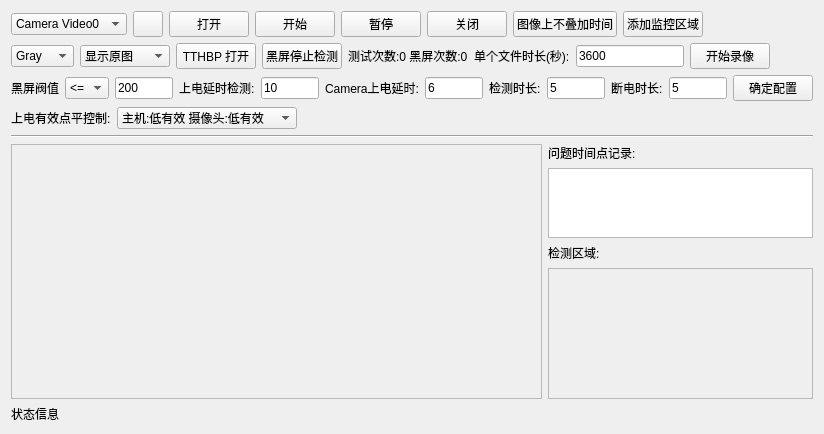
Before: the Qt Designer form Tools/1.3_TestTool/colorcheckform.ui in ZhengPengqiao/QtStudy, drawn with Qt 5.
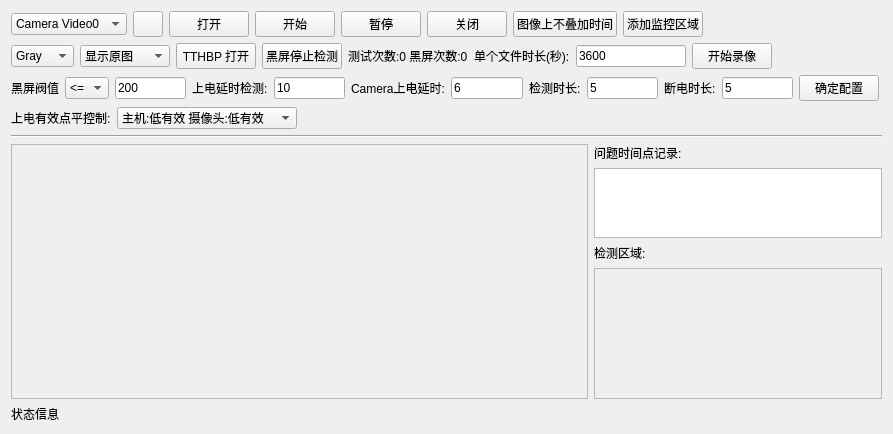
After: the same form once the commit is applied. Icons and pictures are not drawn.

What changed in the file:
```diff
--- a/Tools/1.3_TestTool/colorcheckform.ui
+++ b/Tools/1.3_TestTool/colorcheckform.ui
@@ -6,7 +6,7 @@
    <rect>
     <x>0</x>
     <y>0</y>
-    <width>824</width>
+    <width>893</width>
     <height>434</height>
    </rect>
   </property>
@@ -424,8 +424,8 @@
            <rect>
             <x>0</x>
             <y>0</y>
-            <width>529</width>
-            <height>244</height>
+            <width>575</width>
+            <height>222</height>
            </rect>
           </property>
           <layout class="QGridLayout" name="gridLayout_3" columnstretch="0,0">
@@ -484,8 +484,8 @@
              <rect>
               <x>0</x>
               <y>0</y>
-              <width>261</width>
-              <height>118</height>
+              <width>284</width>
+              <height>86</height>
              </rect>
             </property>
             <layout class="QGridLayout" name="gridLayout_2">
```
